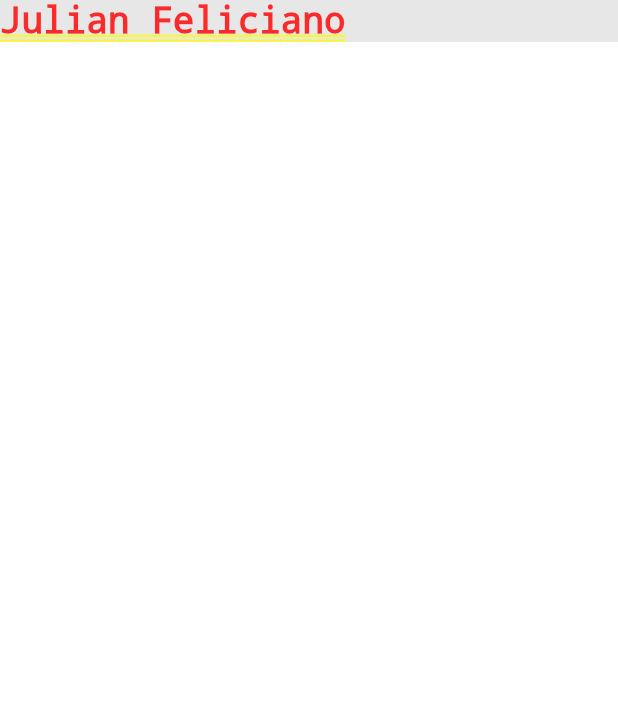
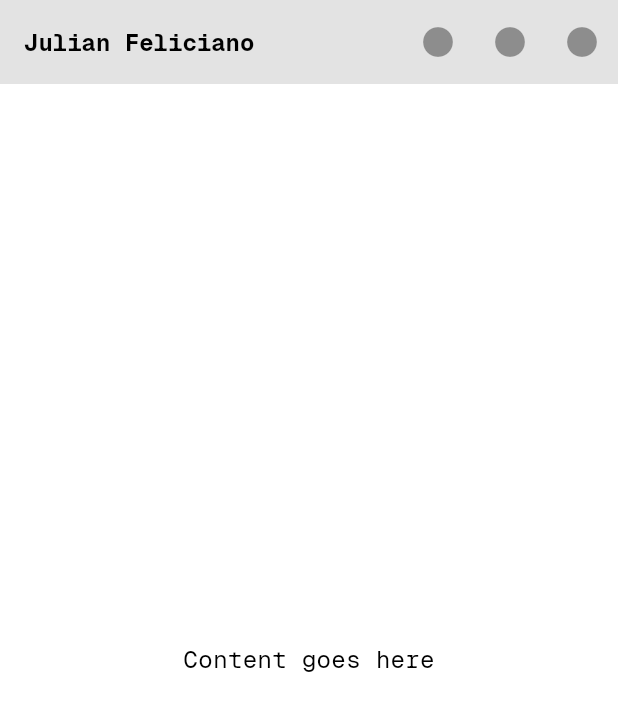
Before and after one commit to jfelic/portfolio_webapp, a Flutter app: the screen it shows after launch, on a phone screen of 412 x 824 dp. Shown: the top 711 px of the screen. Run offline on Flutter 3.47's test engine with Material 3 defaults, Android fonts, the phone set to English and light mode, and no system bars; our stand-ins replace go_router.

Commit message:
Imported new fonts and made Material the app-wide theme

```diff
--- a/lib/homepage.dart
+++ b/lib/homepage.dart
@@ -5,27 +5,46 @@ class Homepage extends StatelessWidget {
 
   @override
   Widget build(BuildContext context) {
-    return Container(
-      color: const Color(0xFFFFFFFF),
-      child: Column(
-        children: [
-          // Header
-          Container(
-            color: const Color.fromARGB(255, 231, 231, 231),
-            child: const Row(
-              children: [
-                Text(
-                  "Julian Feliciano",
-                  style: TextStyle(
-                    fontSize: 24,
-                    fontWeight: FontWeight.bold,
-                  )
-                ),
-              ],
+    return Scaffold(
+      backgroundColor: Colors.white,
+      // Header
+      appBar: AppBar(
+        title: const Text(
+          "Julian Feliciano",
+          style: TextStyle(
+            fontSize: 16,
+            fontWeight: FontWeight.bold,
+          ),
+        ),
+        backgroundColor: const Color.fromARGB(255, 227, 227, 227),
+        actions: const [
+          IconButton(
+            icon: Icon(Icons.circle),
+            onPressed: null,
+          ),
+          IconButton(
+            icon: Icon(Icons.circle),
+            onPressed: null,
+          ),
+          IconButton(
+            icon: Icon(Icons.circle),
+            onPressed: null,
+          ),
+        ],
+      ),
+      // Main Body
+      body: Container(
+        padding: const EdgeInsets.all(16.0),
+        child: const Center(
+          child: Text(
+            'Content goes here',
+            style: TextStyle(
+              fontSize: 16,
+
             )
-          )
-        ]
-      )
+          ),
+        ),
+      ),
     );
   }
 }
--- a/lib/main.dart
+++ b/lib/main.dart
@@ -11,7 +11,7 @@ final _router = GoRouter(
   routes: [
     GoRoute(
       path: '/',
-      builder: (context, state) => Homepage(),
+      builder: (context, state) => const Homepage(),
     )
   ]
 );
@@ -25,6 +25,15 @@ class MyApp extends StatelessWidget {
     return MaterialApp.router(
       title: 'Julian Feliciano',
       routerConfig: _router,
+      debugShowCheckedModeBanner: false, // Removes debug banner
+      theme: ThemeData(
+        useMaterial3: true,
+        colorScheme: ColorScheme.fromSwatch().copyWith(
+          primary: const Color(0xFF000000),
+          secondary: const Color(0xFF000000),
+        ),
+        fontFamily: 'GeistMono',
+      )
     );
   }
 }
```
Also changed, not shown: pubspec.yaml (+6 -30 lines), fonts/GeistMono-Bold.ttf (added), fonts/GeistMono-Regular.ttf (added), fonts/GeistMono-SemiBold.ttf (added).
